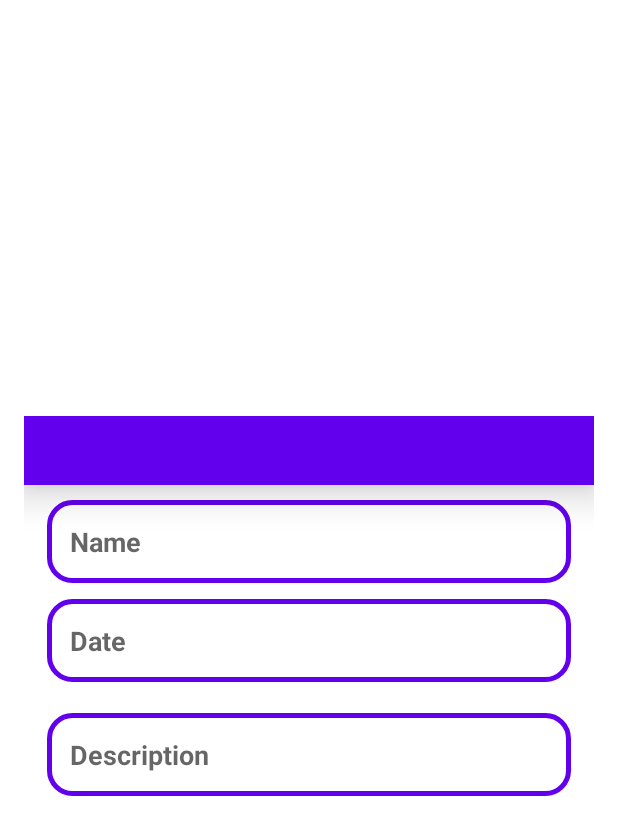
After one commit to NilsNydegger/TaskFrog, an Android app: the layout add_task.xml on its own in the app's theme, with its tools: preview values and no code run, on a phone screen of 412 x 824 dp. The commit adds this screen. Shown: the top 835 px of the screen. Run offline under Robolectric (Android 15) with nearby library versions, the phone set to English and light mode, and no system bars.

Commit message:
Added onClick functionality for Lists Added parts of Task Activity functionality but they are not completed yet

```diff
--- a/app/build.gradle
+++ b/app/build.gradle
@@ -48,6 +48,7 @@ dependencies {
     implementation 'androidx.navigation:navigation-fragment-ktx:2.3.5'
     implementation 'androidx.navigation:navigation-ui-ktx:2.3.5'
     implementation 'androidx.room:room-common:2.4.2'
+    implementation 'androidx.legacy:legacy-support-v4:1.0.0'
     testImplementation 'junit:junit:4.13.2'
     androidTestImplementation 'androidx.test.ext:junit:1.1.3'
     androidTestImplementation 'androidx.test.espresso:espresso-core:3.4.0'
--- a/app/src/main/AndroidManifest.xml
+++ b/app/src/main/AndroidManifest.xml
@@ -10,7 +10,7 @@
         android:supportsRtl="true"
         android:theme="@style/Theme.TaskFrog">
         <activity
-            android:name=".AddFroggyListActivity"
+            android:name=".ui.list.TaskActivity"
             android:exported="false" />
         <activity
             android:name=".MainActivity"
--- /dev/null
+++ b/app/src/main/res/layout/add_task.xml
@@ -0,0 +1,81 @@
+<?xml version="1.0" encoding="utf-8"?>
+<LinearLayout
+    xmlns:android="http://schemas.android.com/apk/res/android"
+    xmlns:tools="http://schemas.android.com/tools"
+    android:layout_width="match_parent"
+    android:layout_height="match_parent"
+    android:orientation="vertical"
+    android:gravity="center"
+    >
+
+
+    <LinearLayout
+        android:orientation="vertical"
+        android:layout_margin="16dp"
+        android:layout_width="match_parent"
+        android:layout_height="wrap_content"
+        tools:ignore="UselessParent">
+        <TextView
+            android:text="@string/add_taskName"
+            android:textStyle="bold"
+            android:textSize="19sp"
+            android:textColor="@color/white"
+            android:background="@color/purple_500"
+            android:padding="10dp"
+            android:elevation="15dp"
+            android:layout_gravity="center"
+            android:gravity="center"
+            android:layout_width="match_parent"
+            android:layout_height="wrap_content"/>
+        <EditText
+            android:id="@+id/taskName"
+            android:hint="@string/name"
+            android:inputType="textPersonName"
+            android:textColor="@color/purple_500"
+            android:textSize="18sp"
+            android:textStyle="bold"
+            android:background="@drawable/shape_background"
+            android:padding="15dp"
+            android:layout_marginLeft="15dp"
+            android:layout_marginRight="15dp"
+            android:layout_marginTop="10dp"
+            android:layout_marginBottom="5dp"
+            android:layout_width="match_parent"
+            android:layout_height="wrap_content"
+            android:autofillHints="" />
+        <EditText
+            android:id="@+id/taskDate"
+            android:hint="@string/date"
+            android:inputType="date"
+            android:textColor="@color/purple_500"
+            android:background="@drawable/shape_background"
+            android:padding="15dp"
+            android:textSize="18sp"
+            android:textStyle="bold"
+            android:layout_marginLeft="15dp"
+            android:layout_marginRight="15dp"
+            android:layout_marginTop="5dp"
+            android:layout_marginBottom="15dp"
+            android:layout_width="match_parent"
+            android:layout_height="wrap_content"/>
+        <EditText
+            android:id="@+id/taskDescription"
+            android:hint="@string/description"
+            android:inputType="textLongMessage"
+            android:textColor="@color/purple_500"
+            android:background="@drawable/shape_background"
+            android:padding="15dp"
+            android:textSize="18sp"
+            android:textStyle="bold"
+            android:layout_marginLeft="15dp"
+            android:layout_marginRight="15dp"
+            android:layout_marginTop="5dp"
+            android:layout_marginBottom="15dp"
+            android:layout_width="match_parent"
+            android:layout_height="wrap_content"/>
+
+
+
+    </LinearLayout>
+
+</LinearLayout>
--- a/app/src/main/res/values/ids.xml
+++ b/app/src/main/res/values/ids.xml
@@ -1,4 +1,7 @@
 <?xml version="1.0" encoding="utf-8"?>
 <resources>
     <item name="mMenus" type="id" />
+    <item name="mTaskName" type="id" />
+    <item name="mDate" type="id" />
+    <item name="mDescription" type="id" />
 </resources>
--- a/app/src/main/res/values/strings.xml
+++ b/app/src/main/res/values/strings.xml
@@ -10,4 +10,7 @@
     <string name="listTitle">Title</string>
     <string name="more">more</string>
     <string name="addbutton">AddButton</string>
+    <string name="add_taskName" />
+    <string name="date">Date</string>
+    <string name="description">Description</string>
 </resources>
```
Also changed, not shown: app/src/main/java/com/example/taskfrog/ui/list/ListAdapter.kt (+9 -3 lines), app/src/main/java/com/example/taskfrog/ui/list/ListFragment.kt (+9 -1 lines), app/src/main/java/com/example/taskfrog/ui/list/TaskActivity.kt (added, +70 -0 lines), app/src/main/java/com/example/taskfrog/ui/list/TaskAdapter.kt (added, +118 -0 lines), app/src/main/java/com/example/taskfrog/ui/list/TaskData.kt (added, +7 -0 lines), app/src/main/res/layout/activity_task.xml (added, +35 -0 lines).
